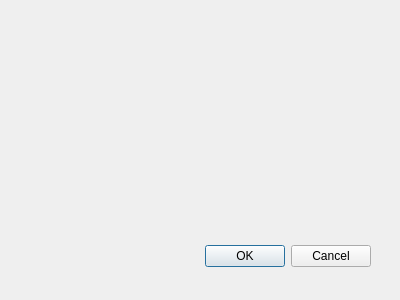
Above: ccreatetaskdialog.ui from lazin87/KotkaSource before the change. Below: the same form after it.
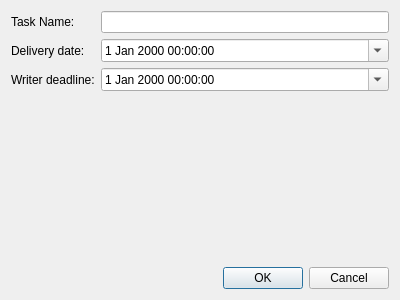
That is the form after the change.

```diff
--- a/ccreatetaskdialog.ui
+++ b/ccreatetaskdialog.ui
@@ -15,22 +15,76 @@
   <property name="windowTitle">
    <string>Dialog</string>
   </property>
-  <widget class="QDialogButtonBox" name="buttonBox">
-   <property name="geometry">
-    <rect>
-     <x>30</x>
-     <y>240</y>
-     <width>341</width>
-     <height>32</height>
-    </rect>
-   </property>
-   <property name="orientation">
-    <enum>Qt::Horizontal</enum>
-   </property>
-   <property name="standardButtons">
-    <set>QDialogButtonBox::Cancel|QDialogButtonBox::Ok</set>
-   </property>
-  </widget>
+  <layout class="QVBoxLayout" name="verticalLayout">
+   <item>
+    <layout class="QFormLayout" name="formLayout">
+     <property name="fieldGrowthPolicy">
+      <enum>QFormLayout::AllNonFixedFieldsGrow</enum>
+     </property>
+     <item row="0" column="0">
+      <widget class="QLabel" name="nameLabel">
+       <property name="text">
+        <string>Task Name:</string>
+       </property>
+      </widget>
+     </item>
+     <item row="0" column="1">
+      <widget class="QLineEdit" name="nameLineEdit"/>
+     </item>
+     <item row="1" column="0">
+      <widget class="QLabel" name="deliveryDateLabel">
+       <property name="text">
+        <string>Delivery date:</string>
+       </property>
+      </widget>
+     </item>
+     <item row="1" column="1">
+      <widget class="QDateTimeEdit" name="deliveryDateTimeEdit">
+       <property name="calendarPopup">
+        <bool>true</bool>
+       </property>
+      </widget>
+     </item>
+     <item row="2" column="0">
+      <widget class="QLabel" name="writerDeadlineLabel">
+       <property name="text">
+        <string>Writer deadline:</string>
+       </property>
+      </widget>
+     </item>
+     <item row="2" column="1">
+      <widget class="QDateTimeEdit" name="writerDeadlineDateTimeEdit">
+       <property name="calendarPopup">
+        <bool>true</bool>
+       </property>
+      </widget>
+     </item>
+    </layout>
+   </item>
+   <item>
+    <widget class="QWidget" name="widget" native="true">
+     <layout class="QVBoxLayout" name="verticalLayout_2">
+      <item>
+       <widget class="QLabel" name="errorLabel">
+        <property name="text">
+         <string/>
+        </property>
+       </widget>
+      </item>
+     </layout>
+    </widget>
+   </item>
+   <item>
+    <widget class="QDialogButtonBox" name="buttonBox">
+     <property name="orientation">
+      <enum>Qt::Horizontal</enum>
+     </property>
+     <property name="standardButtons">
+      <set>QDialogButtonBox::Cancel|QDialogButtonBox::Ok</set>
+     </property>
+    </widget>
+   </item>
+  </layout>
  </widget>
  <pixmapfunction/>
  <resources/>
```
Left out of the diff: 7 changed lines with no effect on the pictures.
